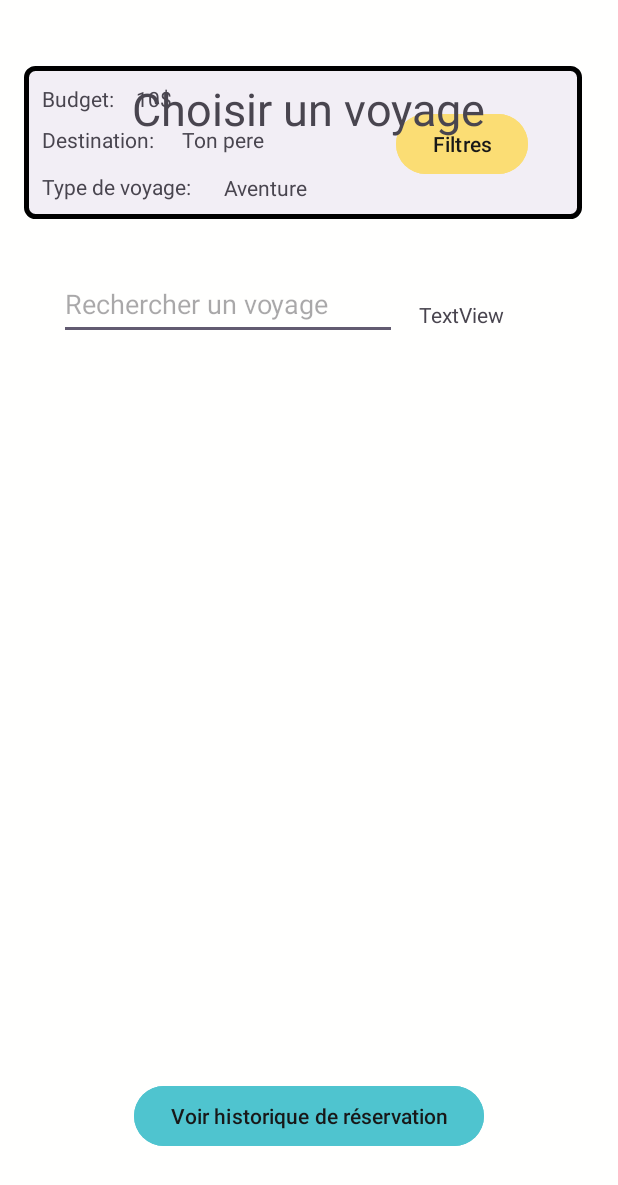
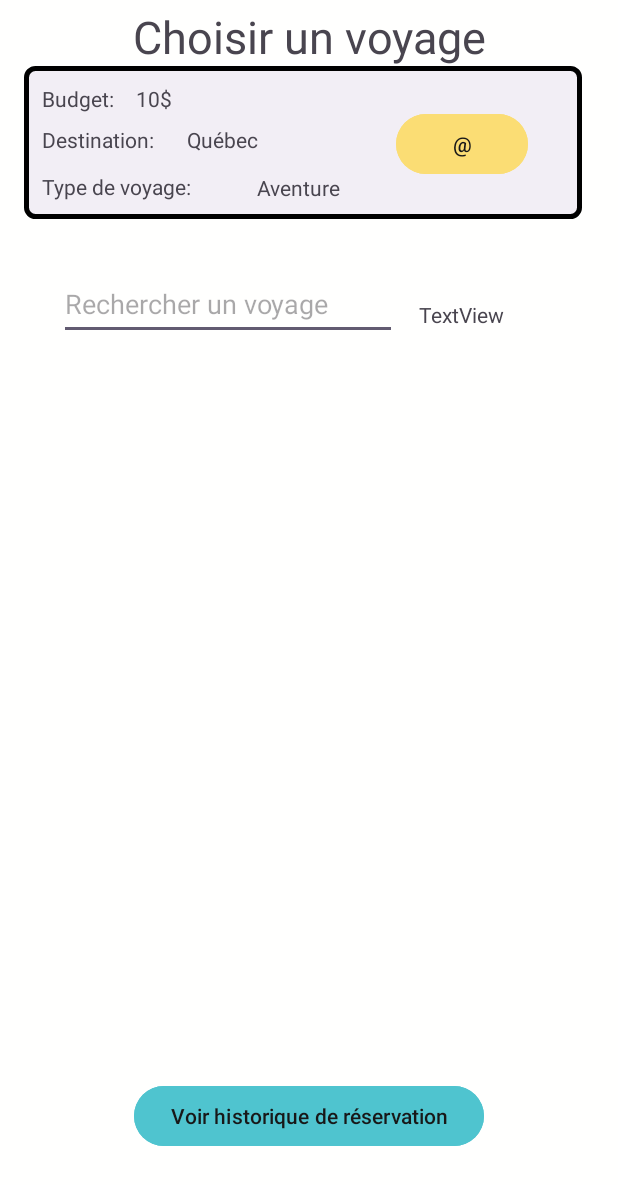
Before and after one commit to ikea400/TCH057-AgenceTouristique, an Android app: the screen it shows after launch (AccueilActivity), on a phone screen of 412 x 824 dp. Shown: the top 1185 px of the screen. Run offline under Robolectric (Android 15) with nearby library versions, the phone set to English and light mode, and no system bars; Roboto replaces fonts that are not available here.

Commit message:
Interfaces presque finie.

```diff
--- a/app/src/main/res/layout/activity_accueil.xml
+++ b/app/src/main/res/layout/activity_accueil.xml
@@ -33,7 +33,7 @@
         android:layout_marginTop="172dp"
         android:layout_marginEnd="108dp"
         android:ems="10"
-        android:hint="Rechercher un voyage"
+        android:hint="@string/rechercher_un_voyage"
         android:inputType="text"
         android:minHeight="48dp"
         app:layout_constraintBottom_toTopOf="@+id/guideline16"
@@ -53,11 +53,11 @@
         app:layout_constraintTop_toTopOf="parent" />
 
     <TextView
-        android:id="@+id/texteType"
+        android:id="@+id/texteDestinationVoyage"
         android:layout_width="wrap_content"
         android:layout_height="wrap_content"
         android:layout_marginTop="39dp"
-        android:text="Ton pere"
+        android:text="@string/Québec"
         app:layout_constraintEnd_toStartOf="@+id/guideline18"
         app:layout_constraintStart_toEndOf="@+id/texteDestination"
         app:layout_constraintTop_toTopOf="@+id/backgroundFiltres" />
@@ -67,9 +67,9 @@
         android:layout_width="wrap_content"
         android:layout_height="wrap_content"
         android:layout_marginTop="71dp"
-        android:text="Aventure"
+        android:text="@string/Aventure"
         app:layout_constraintEnd_toStartOf="@+id/guideline19"
-        app:layout_constraintStart_toEndOf="@+id/texteType"
+        app:layout_constraintStart_toEndOf="@+id/texteDestinationVoyage"
         app:layout_constraintTop_toTopOf="@+id/backgroundFiltres" />
 
     <TextView
@@ -77,18 +77,18 @@
         android:layout_width="wrap_content"
         android:layout_height="wrap_content"
         android:layout_marginTop="12dp"
-        android:text="10$"
+        android:text="@string/_10"
         app:layout_constraintEnd_toStartOf="@+id/guideline17"
         app:layout_constraintStart_toEndOf="@+id/texteBudget"
         app:layout_constraintTop_toTopOf="@+id/backgroundFiltres" />
 
     <TextView
-        android:id="@+id/texteType"
+        android:id="@+id/texteTypeVoyage"
         android:layout_width="wrap_content"
         android:layout_height="wrap_content"
         android:layout_marginStart="28dp"
         android:layout_marginTop="12dp"
-        android:text="Type de voyage:"
+        android:text="@string/type_de_voyage"
         app:layout_constraintStart_toStartOf="parent"
         app:layout_constraintTop_toBottomOf="@+id/texteDestination" />
 
@@ -98,7 +98,7 @@
         android:layout_height="wrap_content"
         android:layout_marginStart="28dp"
         android:layout_marginTop="8dp"
-        android:text="Destination:"
+        android:text="@string/destination"
         app:layout_constraintStart_toStartOf="parent"
         app:layout_constraintTop_toBottomOf="@+id/texteBudget" />
 
@@ -109,7 +109,7 @@
         android:layout_marginTop="28dp"
         android:layout_marginEnd="36dp"
         android:backgroundTint="#FBDD74"
-        android:text="Filtres"
+        android:text="@"
         android:textColor="#181818"
         app:layout_constraintEnd_toEndOf="@+id/backgroundFiltres"
         app:layout_constraintTop_toTopOf="@+id/backgroundFiltres" />
@@ -202,10 +202,11 @@
         android:id="@+id/TitreAccueil"
         android:layout_width="wrap_content"
         android:layout_height="wrap_content"
-        android:layout_marginTop="52dp"
+        android:layout_marginTop="4dp"
         android:text="@string/choisir_un_voyage"
         android:textSize="30sp"
         app:layout_constraintEnd_toEndOf="parent"
+        app:layout_constraintHorizontal_bias="0.505"
         app:layout_constraintStart_toStartOf="parent"
         app:layout_constraintTop_toTopOf="parent" />
 
--- a/app/src/main/res/values/strings.xml
+++ b/app/src/main/res/values/strings.xml
@@ -56,4 +56,8 @@
     <string name="titreDetail">Titre</string>
     <string name="destinationTexteDetail">Destination:</string>
     <string name="prixDetailTexte">Prix:</string>
+    <string name="rechercher_un_voyage">Rechercher un voyage</string>
+    <string name="Québec">Québec</string>
+    <string name="Aventure">Aventure</string>
+    <string name="entrez_votre_destination">Entrez votre destination</string>
 </resources>
```
Also changed, not shown: app/src/main/res/layout/activity_filter.xml (+8 -8 lines).
